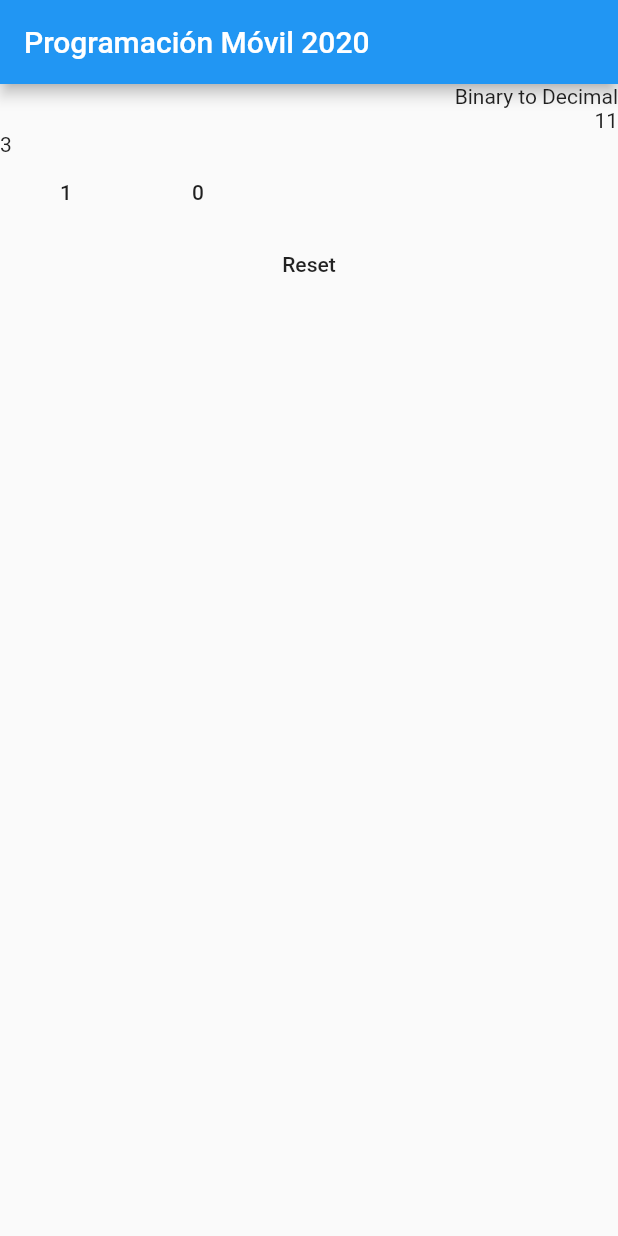
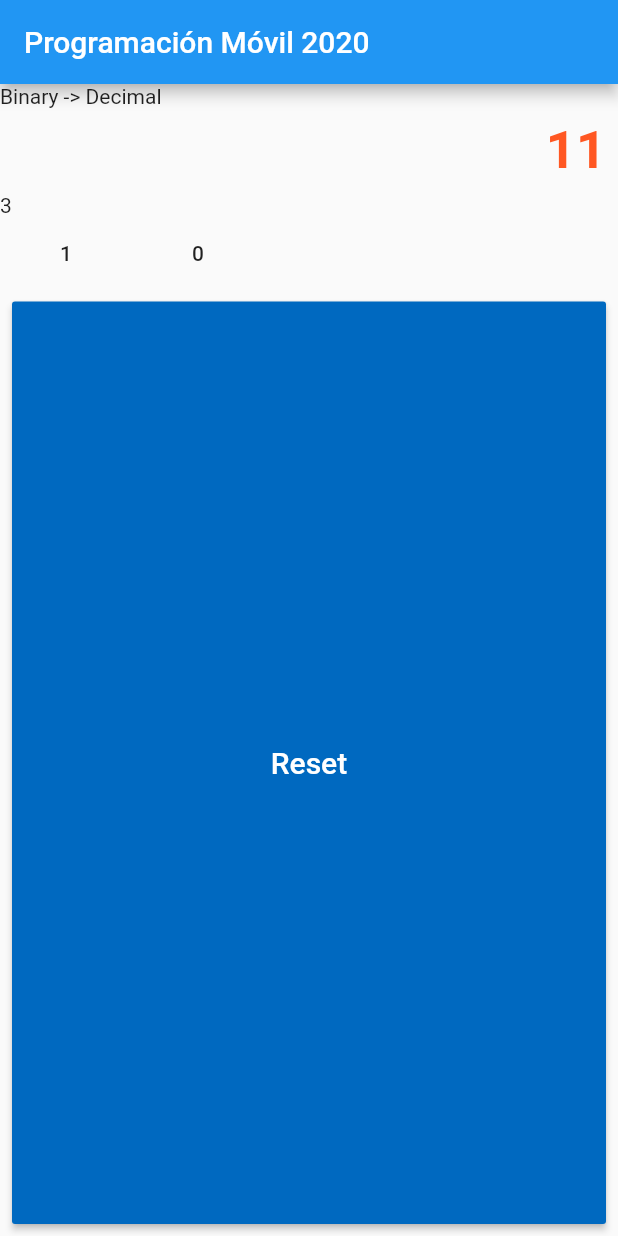
Before and after one commit to augustosalazar/F_Template_BinaryDecimalConverter, a Flutter app: the screen it shows after launch, on a phone screen of 412 x 824 dp. Run offline on Flutter 3.47's test engine with Material 2 defaults, Android fonts, the phone set to English and light mode, and no system bars.

Commit message:
added some guides

```diff
--- a/lib/widgets/converter.dart
+++ b/lib/widgets/converter.dart
@@ -6,6 +6,12 @@ class Converter extends StatefulWidget {
 }
 
 class _ConverterState extends State<Converter> {
+  String _binary = "11";
+  String _decimal = "3"; // _decimal = int.parse(_binary, radix: 2).toRadixString(10);
+
+  void _onPressed() {
+  }
+
   @override
   Widget build(BuildContext context) {
     return Container(
@@ -14,13 +20,20 @@ class _ConverterState extends State<Converter> {
           crossAxisAlignment: CrossAxisAlignment.stretch,
           children: <Widget>[
             Container(
-               alignment: Alignment.centerRight,
-              child: Text("Binary to Decimal")
+               alignment: Alignment.centerLeft,
+              child: Text("Binary -> Decimal")
               ),
-            Container(
+        Container(
+              padding: const EdgeInsets.all(8.0),
               alignment: Alignment.centerRight,
-              child: Text("11")
-              ),
+              child: Text(
+                '$_binary',
+                textAlign: TextAlign.right,
+                style: TextStyle(
+                    fontWeight: FontWeight.bold,
+                    color: Color(int.parse("#FF5722".replaceAll('#', '0xff'))),
+                    fontSize: 35),
+              )),
             Text("3"),
             Row(
                 children: <Widget>[
@@ -35,10 +48,22 @@ class _ConverterState extends State<Converter> {
                 ]),
 
 
-            MaterialButton(
-              child: Text("Reset"),
-              onPressed: () {},
+          Expanded(
+            flex: 1,
+            child: Container(
+              padding: const EdgeInsets.all(8.0),
+              child: MaterialButton(
+                  color: Color(int.parse("#0069C0".replaceAll('#', '0xff'))),
+                  onPressed: () {
+
+                  },
+                  child: Text("Reset",
+                      style: new TextStyle(
+                        fontSize: 20.0,
+                        color: Colors.white,
+                      ))),
             ),
+          ),
           ]),
 
 
```
